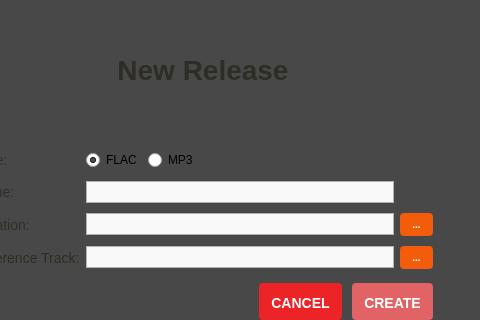
Iconoclasteinc/tgit, file resources/ui/new_album_page.ui: the form before one commit; both pictures show x 347 to 827 and y 192 to 512 of the 1100 by 744 pixel window.
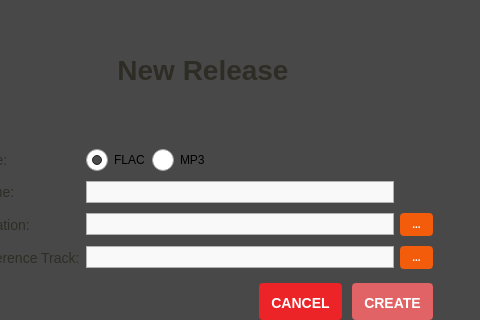
The form after the commit. Icons and pictures are not drawn.

Commit message: Change radio buttons styles so that they match the look and feel of the application

```diff
--- a/resources/ui/new_album_page.ui
+++ b/resources/ui/new_album_page.ui
@@ -151,6 +151,39 @@
              <height>22</height>
             </size>
            </property>
+           <property name="focusPolicy">
+            <enum>Qt::NoFocus</enum>
+           </property>
+           <property name="styleSheet">
+            <string notr="true">QRadioButton::indicator {
+    width: 22px;
+    height: 22px;
+}
+
+QRadioButton::indicator::unchecked {
+	image: url(:/images/circle-o-18-gray.png);
+}
+
+QRadioButton::indicator:unchecked:hover {
+	image: url(:/images/circle-o-18-orange.png);
+}
+
+QRadioButton::indicator:unchecked:pressed {
+    image: url(:/images/circle-o-18-orange-silver.png)
+}
+
+QRadioButton::indicator::checked {
+    image: url(:/images/dot-circle-o-18-gray.png)
+}
+
+QRadioButton::indicator:checked:hover {
+    image: url(:/images/dot-circle-o-18-orange-gray.png)
+}
+
+QRadioButton::indicator:checked:pressed {
+    image: url(:/images/dot-circle-o-18-orange-gray-silver.png)
+}</string>
+           </property>
            <layout class="QHBoxLayout" name="horizontalLayout_3">
             <property name="leftMargin">
              <number>0</number>
@@ -169,6 +202,12 @@
               <property name="text">
                <string>FLAC</string>
               </property>
+              <property name="iconSize">
+               <size>
+                <width>22</width>
+                <height>22</height>
+               </size>
+              </property>
               <property name="checked">
                <bool>true</bool>
               </property>
@@ -176,6 +215,12 @@
             </item>
             <item>
              <widget class="QRadioButton" name="_mp3_button">
+              <property name="focusPolicy">
+               <enum>Qt::TabFocus</enum>
+              </property>
+              <property name="styleSheet">
+               <string notr="true"/>
+              </property>
               <property name="text">
                <string>MP3</string>
               </property>
```
Left out of the diff: 3 changed lines with no effect on the pictures. The commit also changes 8 other files.
